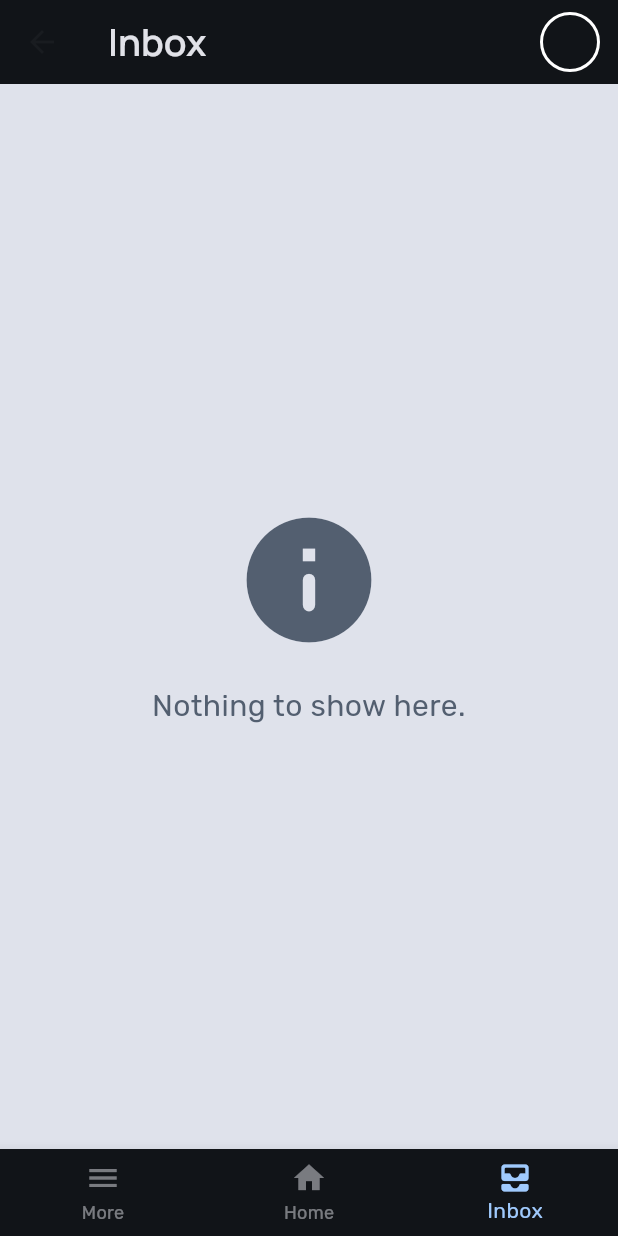
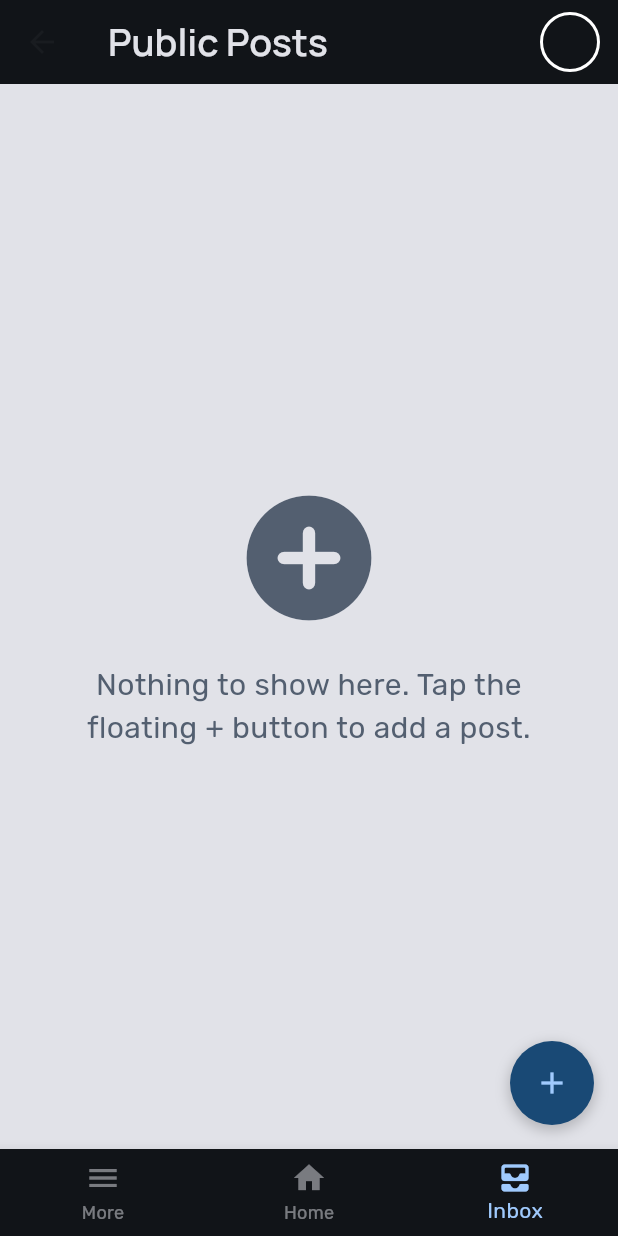
Before and after one commit to darrylad/LoFo, a Flutter app: the SecurityLayout screen opened directly, item 3 of the bottom bar chosen, on a phone screen of 412 x 824 dp. Run offline on Flutter 3.47's test engine with Material 3 defaults, Android fonts, the phone set to English and light mode, and no system bars; our stand-ins replace camera, cloud_firestore, firebase_auth, firebase_core, firebase_messaging, firebase_remote_config and 6 more; accounts and stored records are empty; generated files the repository leaves out were written again.

Commit message:
removed depricated theme variables

```diff
--- a/lib/components/app_bar.dart
+++ b/lib/components/app_bar.dart
@@ -235,6 +235,7 @@ AppBar normalAppBar(String title, Widget? actionImage, {Widget? leading}) {
     title: Text(
       title,
       style: const TextStyle(fontVariations: [FontVariation('wght', 600)]),
+      overflow: TextOverflow.ellipsis,
     ),
     leading: leading,
     actions: [
--- a/lib/security_layouts/security_components/security_letter_card.dart
+++ b/lib/security_layouts/security_components/security_letter_card.dart
@@ -529,7 +529,7 @@ class SecurityPhotoViewerPage extends StatelessWidget {
   Widget build(BuildContext context) {
     Widget leading = IconButton(
       icon: const Icon(Icons.arrow_back),
-      color: securityColorScheme.onBackground,
+      color: securityColorScheme.onSurface,
       onPressed: () {
         Navigator.pop(context);
       },
--- a/lib/security_layouts/security_pages/security_layout.dart
+++ b/lib/security_layouts/security_pages/security_layout.dart
@@ -27,12 +27,12 @@ class _SecurityLayoutState extends State<SecurityLayout> {
         currentAppBar =
             securityAppBar('Hi, Security', const LoginImageButton());
         break;
-      case 1:
+      case 2:
         securityPage = const SecurityHomePage();
         currentAppBar =
             securityAppBar('Public Posts', const LoginImageButton());
         break;
-      case 2:
+      case 1:
         securityPage = const SecurityInboxPage();
         currentAppBar = securityAppBar('Inbox', const LoginImageButton());
         break;
@@ -59,7 +59,7 @@ class _SecurityLayoutState extends State<SecurityLayout> {
 
   BottomNavigationBar securityBottomNavigationBar() {
     return BottomNavigationBar(
-      backgroundColor: securityColorScheme.background,
+      backgroundColor: securityColorScheme.surface,
       unselectedItemColor: securityColorScheme.onSurface.withOpacity(0.5),
       selectedItemColor: securityColorScheme.primary,
       items: const <BottomNavigationBarItem>[
--- a/lib/security_layouts/security_pages/security_new_post_page.dart
+++ b/lib/security_layouts/security_pages/security_new_post_page.dart
@@ -225,7 +225,7 @@ class _SecurityNewPostPageState extends State<SecurityNewPostPage> {
 
     Widget leading = IconButton(
       icon: const Icon(Icons.arrow_back),
-      color: securityColorScheme.onBackground,
+      color: securityColorScheme.onSurface,
       onPressed: () {
         nullifyNewPostPatameters();
         Navigator.pop(context);
--- a/lib/theme/default_theme.dart
+++ b/lib/theme/default_theme.dart
@@ -14,9 +14,9 @@ ThemeData lightThemeData = ThemeData(
     seedColor: Colors.blue,
     brightness: Brightness.light,
     // surfaceVariant: blueColorScheme.background,
-    tertiary: blueColorScheme.background,
+    tertiary: blueColorScheme.surface,
   ),
-  scaffoldBackgroundColor: blueColorScheme.surfaceVariant,
+  scaffoldBackgroundColor: blueColorScheme.surfaceContainerHighest,
 
   // textTheme: GoogleFonts.manropeTextTheme(),
 
```
Also changed, not shown: lib/security_layouts/security_components/security_app_bar.dart (+5 -4 lines).
